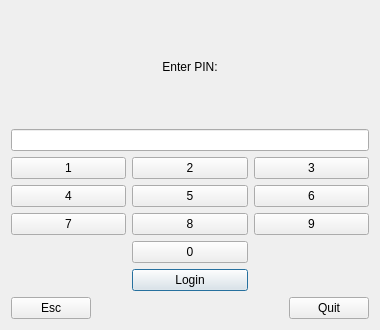
The window that bank-automat/PinUI/pinui.ui (sannatikk/ATM_simulator_app) describes before a commit, drawn with Qt 5.
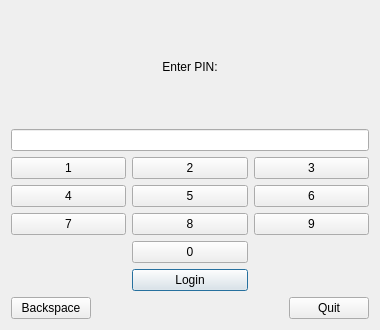
The same window after the commit.

The edit to the form file:
```diff
--- a/bank-automat/PinUI/pinui.ui
+++ b/bank-automat/PinUI/pinui.ui
@@ -163,7 +163,7 @@
        <item>
         <widget class="QPushButton" name="btnBackspace">
          <property name="text">
-          <string>Esc</string>
+          <string>Backspace</string>
          </property>
          <property name="autoDefault">
           <bool>false</bool>
```
